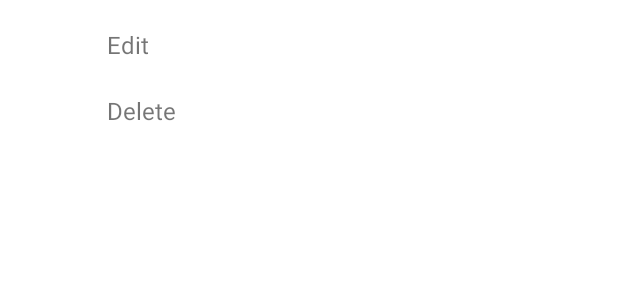
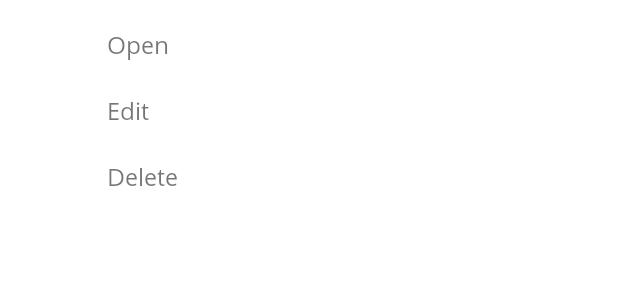
Before and after one commit to mrsaurov/AttendanceManager, an Android app: the layout bottom_sheet_layout.xml on its own in the app's theme, with its tools: preview values and no code run, on a phone screen of 412 x 824 dp. Shown: the top 300 px of the screen. Run offline under Robolectric (Android 15) with nearby library versions, the phone set to English and light mode, and no system bars.

Commit message:
Added Course Bottom Sheet Logic

```diff
--- a/app/src/main/res/layout/bottom_sheet_layout.xml
+++ b/app/src/main/res/layout/bottom_sheet_layout.xml
@@ -8,21 +8,49 @@
     android:paddingBottom="8dp">
 
     <LinearLayout
+        android:id="@+id/openItem"
         android:layout_width="match_parent"
         android:layout_height="wrap_content"
         android:clickable="true"
         android:foreground="?attr/selectableItemBackground"
         android:orientation="horizontal"
         android:paddingLeft="@dimen/bottom_sheet_item_margin"
-        android:paddingBottom="10dp"
-        android:paddingTop="10dp">
+        android:paddingTop="10dp"
+        android:paddingBottom="10dp">
 
         <ImageView
             android:layout_width="24dp"
             android:layout_height="24dp"
             android:layout_marginRight="32dp"
-            app:ico_icon="gmd-edit"
-            app:ico_color="@color/bottom_sheet_icon_color"/>
+            app:ico_color="@color/bottom_sheet_icon_color"
+            app:ico_icon="gmd-open-in-new" />
+
+        <TextView
+            android:layout_width="wrap_content"
+            android:layout_height="wrap_content"
+            android:layout_gravity="center_vertical"
+            android:text="Open"
+            android:textSize="16sp" />
+
+    </LinearLayout>
+
+    <LinearLayout
+        android:id="@+id/editItem"
+        android:layout_width="match_parent"
+        android:layout_height="wrap_content"
+        android:clickable="true"
+        android:foreground="?attr/selectableItemBackground"
+        android:orientation="horizontal"
+        android:paddingLeft="@dimen/bottom_sheet_item_margin"
+        android:paddingTop="10dp"
+        android:paddingBottom="10dp">
+
+        <ImageView
+            android:layout_width="24dp"
+            android:layout_height="24dp"
+            android:layout_marginRight="32dp"
+            app:ico_color="@color/bottom_sheet_icon_color"
+            app:ico_icon="gmd-edit" />
 
         <TextView
             android:layout_width="wrap_content"
@@ -34,21 +62,22 @@
     </LinearLayout>
 
     <LinearLayout
+        android:id="@+id/deleteItem"
         android:layout_width="match_parent"
         android:layout_height="wrap_content"
         android:clickable="true"
         android:foreground="?attr/selectableItemBackground"
         android:orientation="horizontal"
         android:paddingLeft="@dimen/bottom_sheet_item_margin"
-        android:paddingBottom="10dp"
-        android:paddingTop="10dp">
+        android:paddingTop="10dp"
+        android:paddingBottom="10dp">
 
         <ImageView
             android:layout_width="24dp"
             android:layout_height="24dp"
             android:layout_marginRight="32dp"
-            app:ico_icon="faw-trash-alt"
-            app:ico_color="@color/bottom_sheet_icon_color"/>
+            app:ico_color="@color/bottom_sheet_icon_color"
+            app:ico_icon="faw-trash-alt" />
 
         <TextView
             android:layout_width="wrap_content"
--- a/app/src/main/res/values/styles.xml
+++ b/app/src/main/res/values/styles.xml
@@ -9,6 +9,8 @@
 
         <item name="android:windowLightStatusBar">true</item>
         <item name="android:statusBarColor">@color/colorPrimaryDark</item>
+
+        <item name="android:fontFamily">@font/roboto_regular</item>
     </style>
 
     <style name="SplashTheme" parent="Theme.AppCompat.NoActionBar">
@@ -28,6 +30,7 @@
     <style name="BottomSheetDialogTheme" parent="BaseBottomSheetDialog">
         <item name="android:statusBarColor">@android:color/transparent</item>
         <item name="android:navigationBarColor">@color/white</item>
+        <item name="android:textColor">@color/black</item>
     </style>
 
 
```
Also changed, not shown: app/src/main/java/com/saurov/attendancemanager/activites/CourseActivity.java (+39 -16 lines), app/src/main/java/com/saurov/attendancemanager/adapters/CourseAdapter.java (+29 -16 lines), app/src/main/java/com/saurov/attendancemanager/dialogs/BottomSheetDialogFrament.java (deleted, +0 -22 lines), app/src/main/java/com/saurov/attendancemanager/dialogs/CourseBottomSheetDialogFragment.java (added, +87 -0 lines), app/src/main/res/font/roboto_regular.ttf (added).
